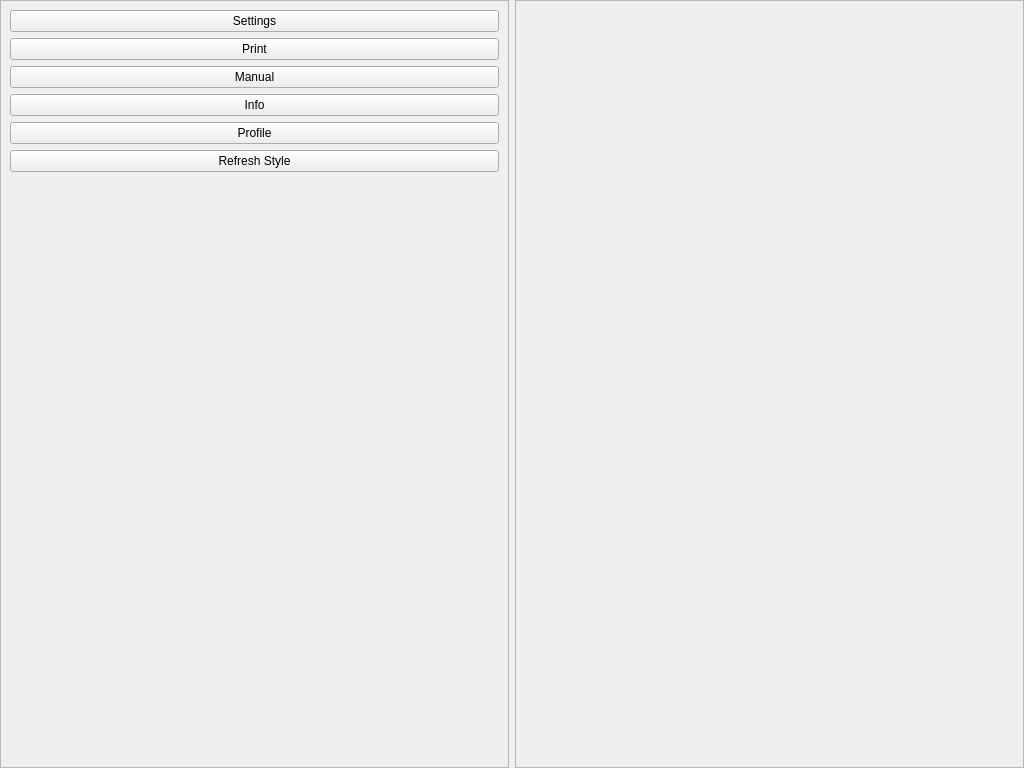
The window that gui/ui/MainWindow.ui (nico88chessa/MIBDV) describes before a commit, drawn with Qt 5.
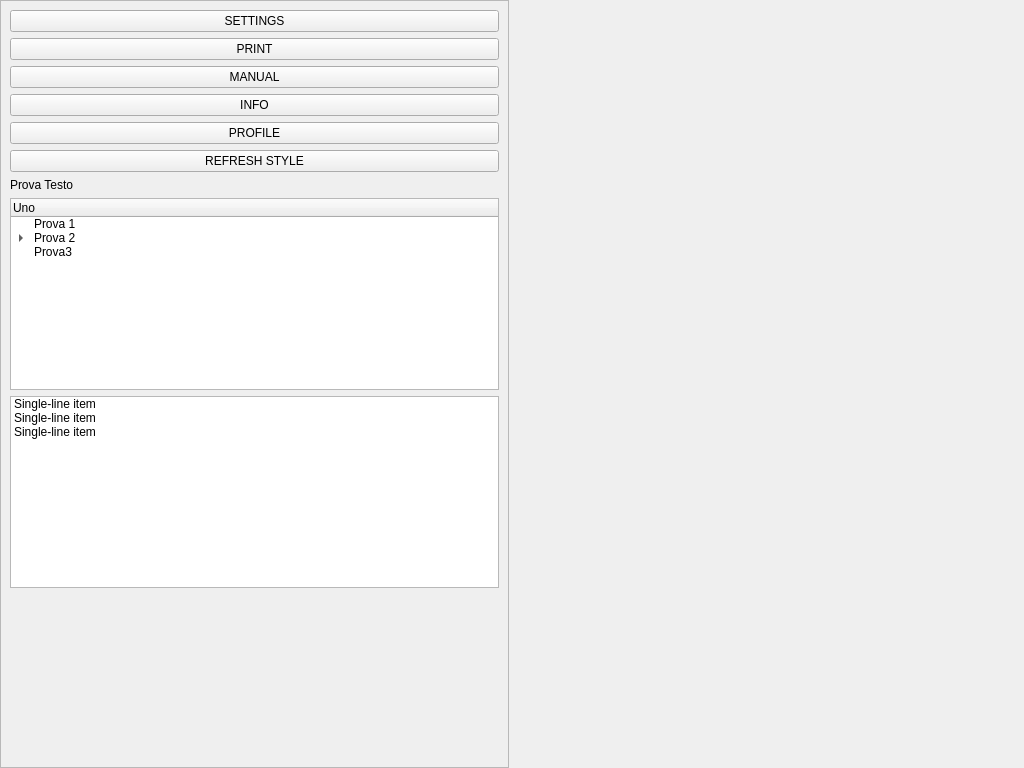
The same window after the commit. Icons and pictures are not drawn.

Diff of the .ui file:
```diff
--- a/gui/ui/MainWindow.ui
+++ b/gui/ui/MainWindow.ui
@@ -43,45 +43,123 @@
            <item>
             <widget class="QPushButton" name="buttonSettings">
              <property name="text">
-              <string>Settings</string>
+              <string>SETTINGS</string>
              </property>
             </widget>
            </item>
            <item>
             <widget class="QPushButton" name="buttonPrint">
              <property name="text">
-              <string>Print</string>
+              <string>PRINT</string>
              </property>
             </widget>
            </item>
            <item>
             <widget class="QPushButton" name="buttonManual">
              <property name="text">
-              <string>Manual</string>
+              <string>MANUAL</string>
              </property>
             </widget>
            </item>
            <item>
             <widget class="QPushButton" name="buttonInfo">
              <property name="text">
-              <string>Info</string>
+              <string>INFO</string>
              </property>
             </widget>
            </item>
            <item>
             <widget class="QPushButton" name="buttonProfile">
              <property name="text">
-              <string>Profile</string>
+              <string>PROFILE</string>
              </property>
             </widget>
            </item>
            <item>
             <widget class="QPushButton" name="buttonRefreshStyle">
              <property name="text">
-              <string>Refresh Style</string>
+              <string>REFRESH STYLE</string>
              </property>
             </widget>
            </item>
+           <item>
+            <widget class="QLabel" name="label">
+             <property name="text">
+              <string>Prova Testo</string>
+             </property>
+            </widget>
+           </item>
+           <item>
+            <widget class="QTreeWidget" name="treeWidget">
+             <column>
+              <property name="text">
+               <string>Uno</string>
+              </property>
+             </column>
+             <item>
+              <property name="text">
+               <string>Prova 1</string>
+              </property>
+              <property name="icon">
+               <iconset resource="../resources/resources.qrc">
+                <normaloff>:/mibdv/prova</normaloff>:/mibdv/prova</iconset>
+              </property>
+             </item>
+             <item>
+              <property name="text">
+               <string>Prova 2</string>
+              </property>
+              <property name="icon">
+               <iconset resource="../resources/resources.qrc">
+                <normaloff>:/mibdv/prova</normaloff>:/mibdv/prova</iconset>
+              </property>
+              <item>
+               <property name="text">
+                <string>Prova 2a</string>
+               </property>
+              </item>
+              <item>
+               <property name="text">
+                <string>Prova 2b</string>
+               </property>
+              </item>
+              <item>
+               <property name="text">
+                <string>Prova 3b</string>
+               </property>
+               <item>
+                <property name="text">
+                 <string>Prova 3ba</string>
+                </property>
+               </item>
+              </item>
+             </item>
+             <item>
+              <property name="text">
+               <string>Prova3</string>
+              </property>
+             </item>
+            </widget>
+           </item>
+           <item>
+            <widget class="QListWidget" name="listWidget">
+             <item>
+              <property name="text">
+               <string>Single-line item</string>
+              </property>
+             </item>
+             <item>
+              <property name="text">
+               <string>Single-line item</string>
+              </property>
+             </item>
+             <item>
+              <property name="text">
+               <string>Single-line item</string>
+              </property>
+             </item>
+            </widget>
+           </item>
            <item>
             <spacer name="verticalSpacer">
              <property name="orientation">
@@ -100,7 +178,7 @@
         </layout>
        </widget>
       </item>
-      <item row="0" column="1">
+      <item row="0" column="2">
        <widget class="QFrame" name="panelFrame">
         <property name="frameShape">
          <enum>QFrame::StyledPanel</enum>
@@ -110,6 +188,19 @@
         </property>
        </widget>
       </item>
+      <item row="0" column="1">
+       <spacer name="horizontalSpacer">
+        <property name="orientation">
+         <enum>Qt::Horizontal</enum>
+        </property>
+        <property name="sizeHint" stdset="0">
+         <size>
+          <width>40</width>
+          <height>20</height>
+         </size>
+        </property>
+       </spacer>
+      </item>
      </layout>
     </item>
    </layout>
```
Left out of the diff: 5 changed lines with no effect on the pictures.
